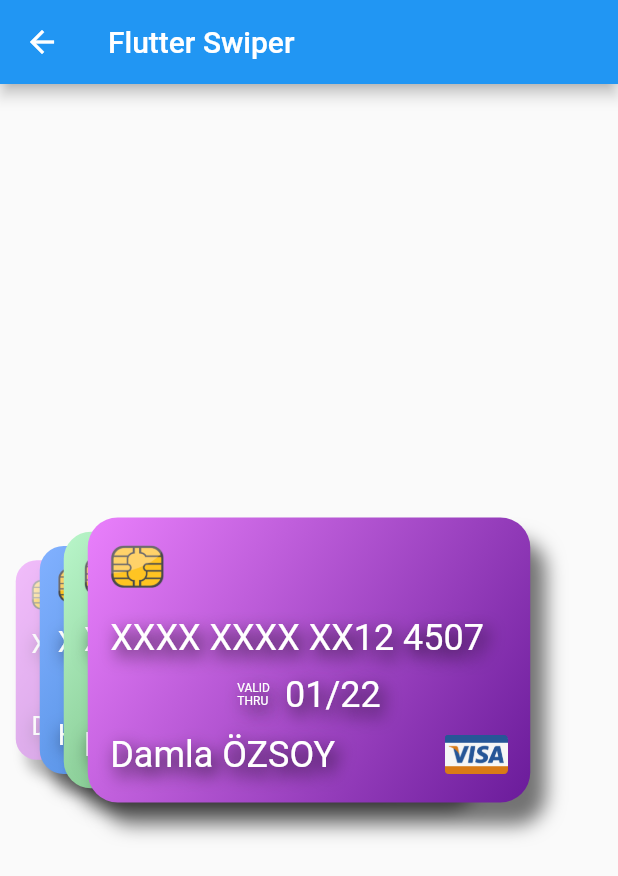
After one commit to redbullTR/my_flutter_tests, a Flutter app: the screen it shows after launch, after a tap on "Flutter Swiper", on a phone screen of 412 x 824 dp. The commit adds this screen. Shown: the top 876 px of the screen. Run offline on Flutter 3.47's test engine with Material 2 defaults, Android fonts, the phone set to English and light mode, and no system bars; our stand-ins replace flutter_swiper.

Commit message:
-Card swiper widget sayfası eklendi. -Card list sayfası eklendi.

```diff
--- a/lib/card_lists.dart
+++ b/lib/card_lists.dart
@@ -1,5 +1,5 @@
 import 'package:flutter/material.dart';
-import 'package:my_flutter_tests/widget_templates/card_design.dart';
+import 'package:my_flutter_tests/widget_templates/card_design_widget.dart';
 import 'package:my_flutter_tests/widget_templates/card_design_colors.dart';
 
 class CardLists extends StatelessWidget {
@@ -13,12 +13,12 @@ class CardLists extends StatelessWidget {
         child: SingleChildScrollView(
           child: Column(
             children: [
-              CardDesign(cardNumber: "04 5500", cardValidDate: "02/20", cardOwn: "Huseyin Özsoy", cardColor: CardDesignColors().cardColorsBlack, cardLogo: CardDesignColors().cardLogoVisa,),
-              CardDesign(cardNumber: "04 5500", cardValidDate: "02/20", cardOwn: "Huseyin Özsoy", cardColor: CardDesignColors().cardColorsBlue, cardLogo: CardDesignColors().cardLogoMasterCard,),
-              CardDesign(cardNumber: "04 5500", cardValidDate: "02/20", cardOwn: "Huseyin Özsoy", cardColor: CardDesignColors().cardColorsGreen, cardLogo: CardDesignColors().cardLogoMasterCard,),
-              CardDesign(cardNumber: "04 5500", cardValidDate: "02/20", cardOwn: "Huseyin Özsoy", cardColor: CardDesignColors().cardColorsGrey, cardLogo: CardDesignColors().cardLogoMasterCard,),
-              CardDesign(cardNumber: "04 5500", cardValidDate: "02/20", cardOwn: "Huseyin Özsoy", cardColor: CardDesignColors().cardColorsPurple, cardLogo: CardDesignColors().cardLogoMasterCard,),
-              CardDesign(cardNumber: "04 5500", cardValidDate: "02/20", cardOwn: "Huseyin Özsoy", cardColor: CardDesignColors().cardColorsRed, cardLogo: CardDesignColors().cardLogoMasterCard,),
+              CardDesignWidget(cardNumber: "04 5500", cardValidDate: "02/20", cardOwn: "Huseyin Özsoy", cardColor: CardDesignColors().cardColorsBlack, cardLogo: CardDesignColors().cardLogoVisa,),
+              CardDesignWidget(cardNumber: "04 5500", cardValidDate: "02/20", cardOwn: "Huseyin Özsoy", cardColor: CardDesignColors().cardColorsBlue, cardLogo: CardDesignColors().cardLogoMasterCard,),
+              CardDesignWidget(cardNumber: "04 5500", cardValidDate: "02/20", cardOwn: "Huseyin Özsoy", cardColor: CardDesignColors().cardColorsGreen, cardLogo: CardDesignColors().cardLogoMasterCard,),
+              CardDesignWidget(cardNumber: "04 5500", cardValidDate: "02/20", cardOwn: "Huseyin Özsoy", cardColor: CardDesignColors().cardColorsGrey, cardLogo: CardDesignColors().cardLogoMasterCard,),
+              CardDesignWidget(cardNumber: "04 5500", cardValidDate: "02/20", cardOwn: "Huseyin Özsoy", cardColor: CardDesignColors().cardColorsPurple, cardLogo: CardDesignColors().cardLogoMasterCard,),
+              CardDesignWidget(cardNumber: "04 5500", cardValidDate: "02/20", cardOwn: "Huseyin Özsoy", cardColor: CardDesignColors().cardColorsRed, cardLogo: CardDesignColors().cardLogoMasterCard,),
             ],
           ),
         ),
--- a/lib/main.dart
+++ b/lib/main.dart
@@ -2,7 +2,8 @@ import 'package:flutter/cupertino.dart';
 import 'package:flutter/material.dart';
 import 'package:my_flutter_tests/card_lists.dart';
 import 'package:my_flutter_tests/test_applications/clip_path_widget_example.dart';
-import 'package:my_flutter_tests/widget_templates/card_design.dart';
+import 'package:my_flutter_tests/widget_templates/card_design_widget.dart';
+import 'package:my_flutter_tests/widget_templates/flutter_swiper.dart';
 
 void main() {
   runApp(
@@ -41,7 +42,7 @@ class FlutterTestAppMainPage extends StatelessWidget {
                     Navigator.push(
                       context,
                       MaterialPageRoute(
-                          builder: (context) => CardDesign()),
+                          builder: (context) => CardDesignWidget()),
                     );
                   },
                   child: Text("Credit Card Design"),
@@ -57,6 +58,17 @@ class FlutterTestAppMainPage extends StatelessWidget {
                   },
                   child: Text("Credit Card List"),
                 ),
+
+                RaisedButton(
+                  onPressed: () {
+                    Navigator.push(
+                      context,
+                      MaterialPageRoute(
+                          builder: (context) => FlutterSwiper()),
+                    );
+                  },
+                  child: Text("Flutter Swiper"),
+                ),
               ],
             ),
           ],
--- a/lib/widget_templates/card_design.dart
+++ b/lib/widget_templates/card_design_widget.dart
@@ -1,6 +1,6 @@
 import 'package:flutter/material.dart';
 
-class CardDesign extends StatelessWidget {
+class CardDesignWidget extends StatelessWidget {
 
   final String cardNumber;
   final String cardValidDate;
@@ -8,7 +8,7 @@ class CardDesign extends StatelessWidget {
   final List<Color> cardColor;
   final String cardLogo;
 
-  CardDesign({this.cardNumber, this.cardValidDate, this.cardOwn, this.cardColor, this.cardLogo});
+  CardDesignWidget({this.cardNumber, this.cardValidDate, this.cardOwn, this.cardColor, this.cardLogo});
 
   @override
   Widget build(BuildContext context) {
--- /dev/null
+++ b/lib/widget_templates/flutter_swiper.dart
@@ -0,0 +1,52 @@
+import 'package:flutter_swiper/flutter_swiper.dart';
+import 'package:flutter/material.dart';
+import 'package:my_flutter_tests/widget_templates/card_design_colors.dart';
+import 'package:my_flutter_tests/widget_templates/card_design_widget.dart';
+
+class FlutterSwiper extends StatelessWidget {
+
+  final List<CardSwiperModel> cardSwipe =[];
+
+  @override
+  Widget build(BuildContext context) {
+
+    cardSwipe.add(CardSwiperModel("12 4507","01/22","Damla ÖZSOY",CardDesignColors().cardColorsPurple,CardDesignColors().cardLogoVisa));
+    cardSwipe.add(CardSwiperModel("12 4500","01/24","Hüseyin ÖZSOY",CardDesignColors().cardColorsBlue,CardDesignColors().cardLogoMasterCard));
+    cardSwipe.add(CardSwiperModel("12 4200","01/26","Duru ÖZSOY",CardDesignColors().cardColorsGreen,CardDesignColors().cardLogoMasterCard));
+
+
+    return Scaffold(
+        appBar: AppBar(
+          title: Text("Flutter Swiper"),
+        ),
+        body: Swiper(
+          itemBuilder: (BuildContext context, int index) {
+            return CardDesignWidget(
+                    cardNumber: cardSwipe[index].cardNumber,
+                    cardValidDate: cardSwipe[index].cardValidDate,
+                    cardOwn: cardSwipe[index].cardOwn,
+                    cardColor: cardSwipe[index].cardColor,
+                    cardLogo: cardSwipe[index].cardLogo);
+          },
+          itemCount: cardSwipe.length,
+          viewportFraction: 0.9,
+          scale: 1.1,
+          layout: SwiperLayout.STACK,
+          itemWidth: 325,
+          //itemWidth: MediaQuery.of(context).size.width / 1.1,
+          itemHeight: 220,
+        ));
+  }
+}
+
+class CardSwiperModel{
+
+  String cardNumber;
+  String cardValidDate;
+  String cardOwn;
+  List<Color> cardColor;
+  String cardLogo;
+
+  CardSwiperModel(this.cardNumber, this.cardValidDate, this.cardOwn,
+      this.cardColor, this.cardLogo);
+}
--- a/pubspec.yaml
+++ b/pubspec.yaml
@@ -23,6 +23,7 @@ environment:
 dependencies:
   flutter:
     sdk: flutter
+  flutter_swiper: ^1.1.6
 
 
   # The following adds the Cupertino Icons font to your application.
```
Also changed, not shown: pubspec.lock.
